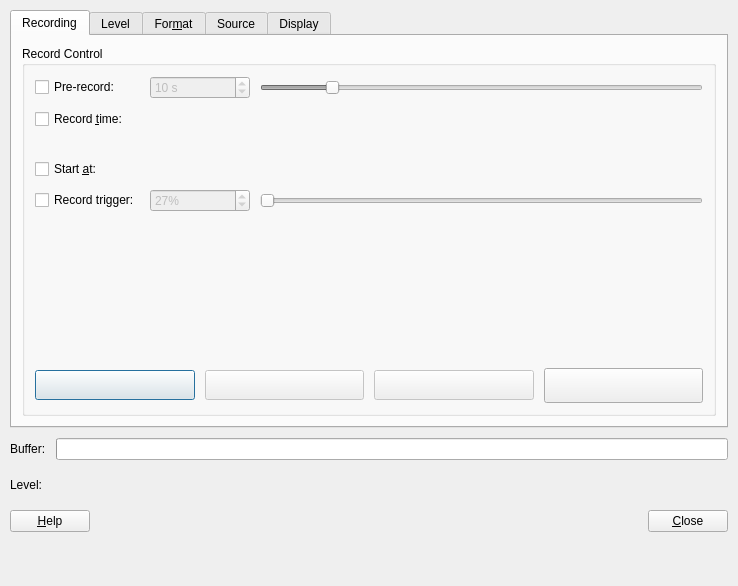
This is plugins/record/RecordDlg.ui in KDE/kwave as Qt 5 draws it before an edit. The edited form follows.
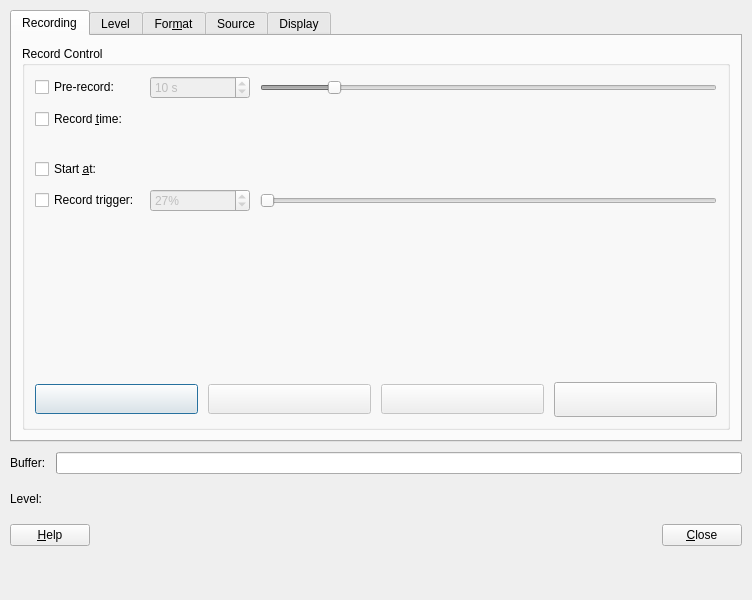
This is the edited form. Custom widgets are drawn as their Qt base class.

Commit message:
fixed some duplicate names in ui files
svn-id: https://kwave.svn.sourceforge.net/svnroot/kwave/branches/signal_views@2562 bbf32e5a-961d-0410-9e10-91f32741c31e

```diff
--- a/plugins/record/RecordDlg.ui
+++ b/plugins/record/RecordDlg.ui
@@ -6,8 +6,8 @@
    <rect>
     <x>0</x>
     <y>0</y>
-    <width>738</width>
-    <height>586</height>
+    <width>752</width>
+    <height>600</height>
    </rect>
   </property>
   <property name="focusPolicy">
@@ -375,7 +375,7 @@
           </item>
          </layout>
         </widget>
-        <widget class="QWidget" name="tab">
+        <widget class="QWidget" name="tab_level">
          <attribute name="title">
           <string>Level</string>
          </attribute>
@@ -616,7 +616,7 @@
           </item>
          </layout>
         </widget>
-        <widget class="QWidget" name="tab">
+        <widget class="QWidget" name="tab_format">
          <attribute name="title">
           <string>For&amp;mat</string>
          </attribute>
@@ -973,7 +973,7 @@
           </item>
          </layout>
         </widget>
-        <widget class="QWidget" name="tab">
+        <widget class="QWidget" name="tab_source">
          <attribute name="title">
           <string>Source</string>
          </attribute>
@@ -1191,7 +1191,7 @@
           </item>
          </layout>
         </widget>
-        <widget class="QWidget" name="tab">
+        <widget class="QWidget" name="tab_display">
          <attribute name="title">
           <string>Display</string>
          </attribute>
```
Left out of the diff: 2 changed lines with no effect on the pictures. The commit also changes 1 other file.
